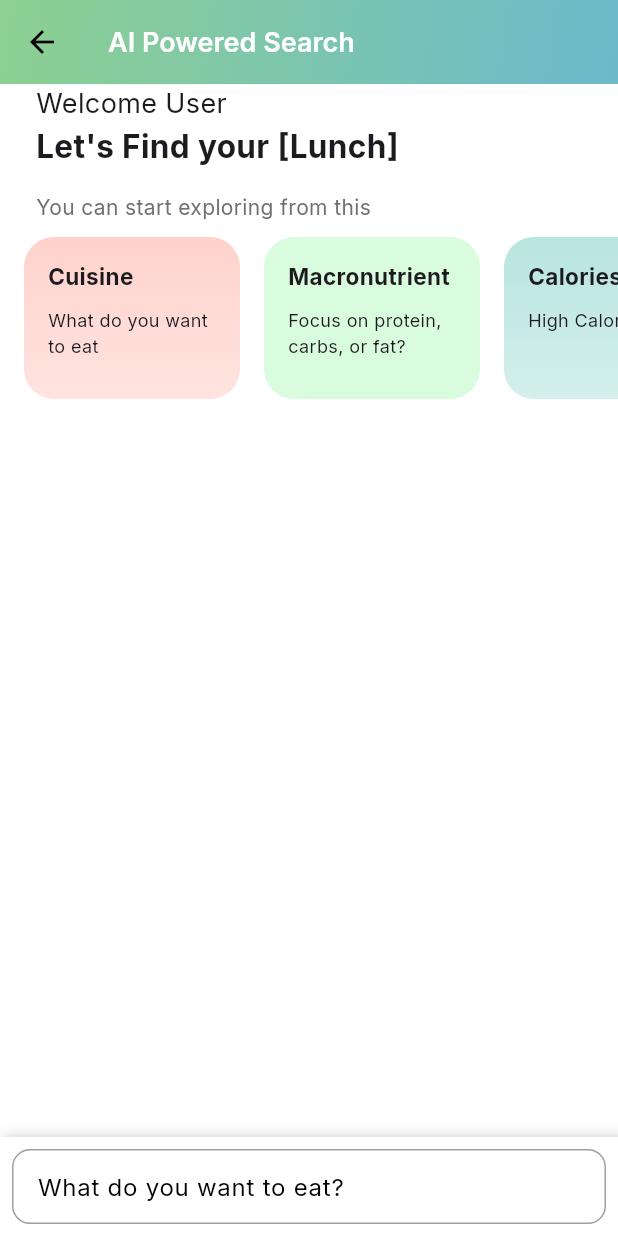
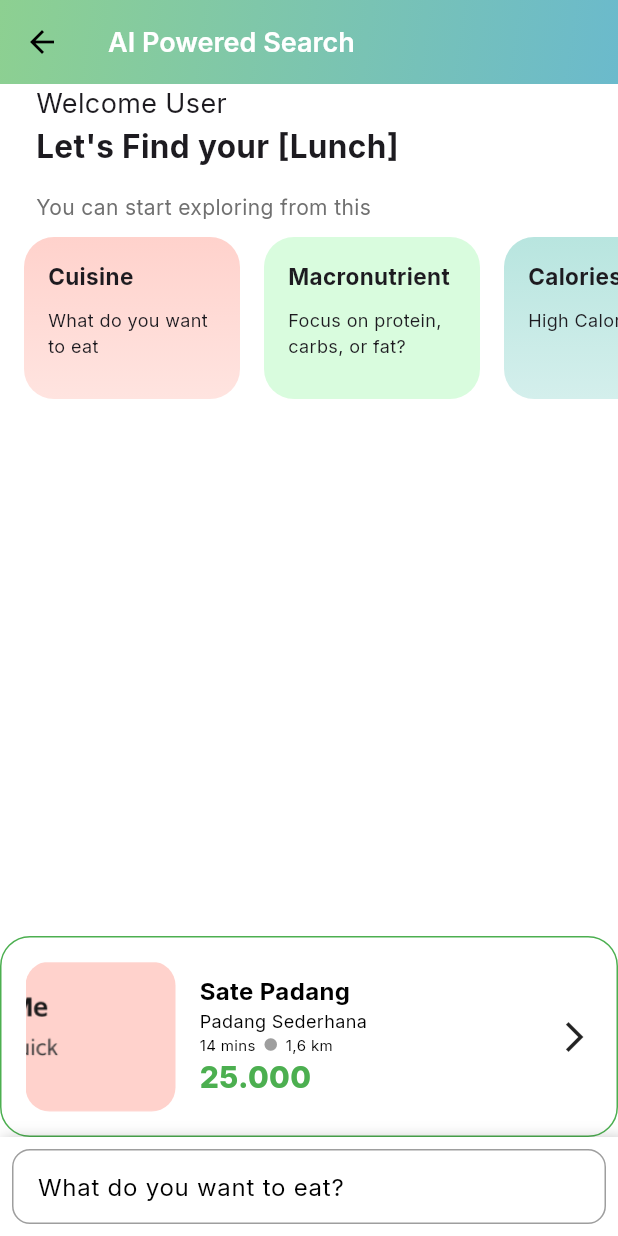
Before and after one commit to gregoriusyuristama/c_enam, a Flutter app: the ChatScreen screen opened by its route, on a phone screen of 412 x 824 dp. Run offline on Flutter 3.47's test engine with Material 3 defaults, Android fonts, the phone set to English and light mode, and no system bars; our stand-ins replace flutter_svg, google_fonts, google_generative_ai.

Commit message:
feat : add card food

```diff
--- a/lib/Core/TextStyle/CETextStyle.dart
+++ b/lib/Core/TextStyle/CETextStyle.dart
@@ -71,4 +71,21 @@ class CETextStyle {
     textStyle: const TextStyle(
         fontSize: 12, fontWeight: FontWeight.w600, color: Colors.black),
   );
+
+  static final textTitleCard = GoogleFonts.inter(
+    textStyle: const TextStyle(
+        fontSize: 16, fontWeight: FontWeight.w700, color: Colors.black),
+  );
+  static final textSubTitleCard = GoogleFonts.inter(
+    textStyle: const TextStyle(
+        fontSize: 12, fontWeight: FontWeight.w400, color: Colors.black),
+  );
+  static final textInfoCard = GoogleFonts.inter(
+    textStyle: const TextStyle(
+        fontSize: 10, fontWeight: FontWeight.w400, color: Colors.black),
+  );
+  static final textPrice = GoogleFonts.inter(
+    textStyle: const TextStyle(
+        fontSize: 20, fontWeight: FontWeight.w800, color: Colors.green),
+  );
 }
--- /dev/null
+++ b/lib/Features/Chat/Components/card_food.dart
@@ -0,0 +1,92 @@
+import 'package:flutter/material.dart';
+
+import '../../../Core/Component/shape/round_container.dart';
+import '../../../Core/Constant/resource_path.dart';
+import '../../../Core/TextStyle/CETextStyle.dart';
+
+class CECardFood extends StatelessWidget {
+  final String imagePath;
+  final String title;
+  final String subtitle;
+  final String time;
+  final String distance;
+  final String price;
+
+  const CECardFood({
+    super.key,
+    required this.imagePath,
+    required this.title,
+    required this.subtitle,
+    required this.time,
+    required this.distance,
+    required this.price,
+  });
+
+  @override
+  Widget build(BuildContext context) {
+    return CERoundedContainer(
+      radius: 20,
+      backgroundColor: Colors.white,
+      borderColor: Colors.green,
+      showBorder: true,
+      child: Padding(
+        padding: const EdgeInsets.all(16),
+        child: Row(
+          children: [
+            SizedBox(
+              width: 100,
+              height: 100,
+              child: ClipRRect(
+                borderRadius: BorderRadius.circular(16),
+                child: Image.asset(
+                  imagePath,
+                  fit: BoxFit.cover,
+                ),
+              ),
+            ),
+            const SizedBox(width: 16),
+            Column(
+              crossAxisAlignment: CrossAxisAlignment.start,
+              children: [
+                Text(
+                  title,
+                  style: CETextStyle.textTitleCard,
+                ),
+                Text(
+                  subtitle,
+                  style: CETextStyle.textSubTitleCard,
+                ),
+                Row(
+                  crossAxisAlignment: CrossAxisAlignment.center,
+                  children: [
+                    Text(
+                      time,
+                      style: CETextStyle.textInfoCard,
+                    ),
+                    const SizedBox(width: 5),
+                    const Icon(
+                      Icons.circle,
+                      size: 10,
+                      color: Colors.grey,
+                    ),
+                    const SizedBox(width: 5),
+                    Text(
+                      distance,
+                      style: CETextStyle.textInfoCard,
+                    ),
+                  ],
+                ),
+                Text(
+                  price,
+                  style: CETextStyle.textPrice,
+                ),
+              ],
+            ),
+            const Spacer(),
+            const Icon(Icons.arrow_forward_ios)
+          ],
+        ),
+      ),
+    );
+  }
+}
--- a/lib/Features/Chat/View/chat_screen.dart
+++ b/lib/Features/Chat/View/chat_screen.dart
@@ -1,3 +1,4 @@
+import 'package:c_enam/Core/Component/shape/round_container.dart';
 import 'package:c_enam/Core/Constant/resource_path.dart';
 import 'package:c_enam/Core/Utilities/gemini_utilities.dart';
 import 'package:c_enam/Features/Chat/Components/prompt_card.dart';
@@ -15,6 +16,7 @@ import 'package:provider/provider.dart';
 
 import '../../../Core/Colors/CEColors.dart';
 import '../../../Core/TextStyle/CETextStyle.dart';
+import '../Components/card_food.dart';
 import '../Providers/chat_message_provider.dart';
 
 class ChatScreen extends StatefulWidget {
@@ -89,6 +91,16 @@ class _ChatScreenState extends State<ChatScreen> {
                     ),
             ),
           ),
+          //CARD
+          CECardFood(
+            imagePath: ResourcePath.imageBanner1,
+            title: "Sate Padang",
+            subtitle: "Padang Sederhana",
+            time: "14 mins",
+            distance: "1,6 km",
+            price: "25.000",
+          ),
+
           isLoading ? CircularProgressIndicator.adaptive() : SizedBox(),
           Container(
             padding: EdgeInsets.only(
```
